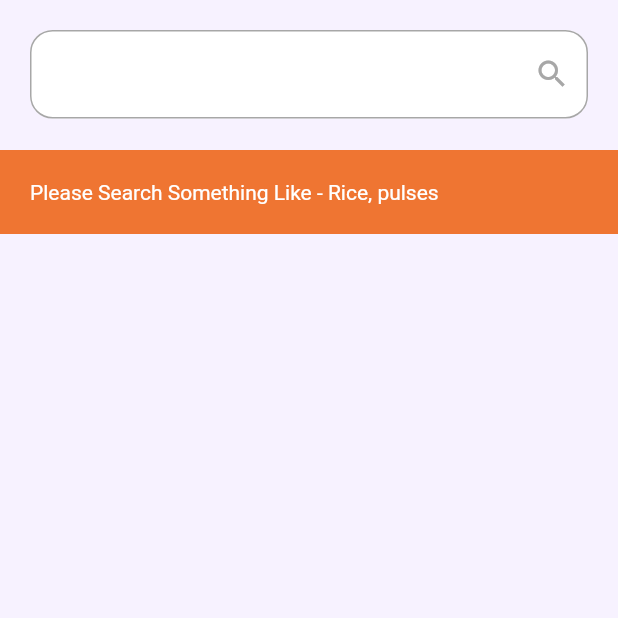
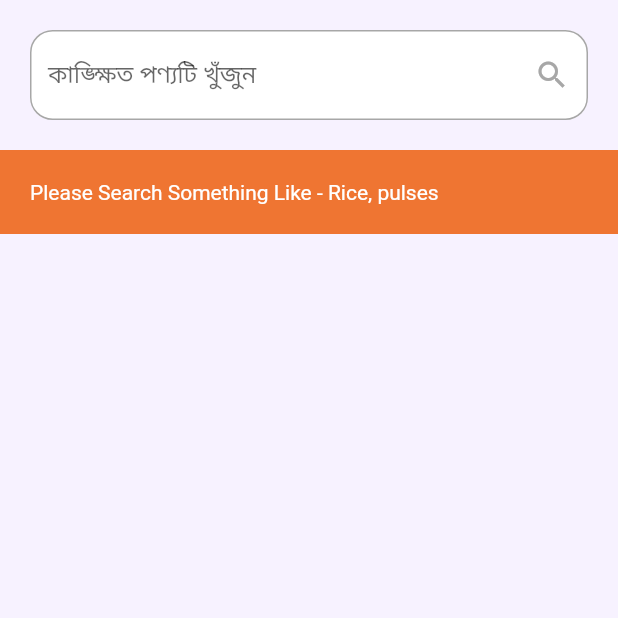
Before and after one commit to ArmanKT/arm-product-search, a Flutter app: the screen it shows after launch, on a phone screen of 412 x 824 dp, the top half of it. Run offline on Flutter 3.47's test engine with Material 2 defaults, Android fonts, the phone set to English and light mode, and no system bars; our stand-ins replace equatable, flutter_bloc.

Commit message:
Paggination Added

```diff
--- a/lib/app/bloc/products/products_state.dart
+++ b/lib/app/bloc/products/products_state.dart
@@ -14,8 +14,11 @@ class ProductFetchLoading extends ProductsState {}
 class ProductFetchLoaded extends ProductsState {
   final List<SearchProductModel> postList;
 
+  final List? pagination;
+
   const ProductFetchLoaded({
     required this.postList,
+     this.pagination,
   });
 
   @override
--- a/lib/app/views/SearchPageView.dart
+++ b/lib/app/views/SearchPageView.dart
@@ -1,5 +1,6 @@
 import 'package:arm_product/app/bloc/products/products_cubit.dart';
 import 'package:arm_product/app/models/SearchProductModel.dart';
+import 'package:flutter/foundation.dart';
 import 'package:flutter/material.dart';
 import 'package:flutter_bloc/flutter_bloc.dart';
 
@@ -31,7 +32,11 @@ class _SearchPageViewState extends State<SearchPageView> {
                   padding: const EdgeInsets.all(20.0),
                   child: TextField(
                     controller: searchValueController,
-                    decoration: const InputDecoration(
+
+
+                     decoration: const InputDecoration(
+
+                      hintText: 'কাঙ্ক্ষিত পণ্যটি খুঁজুন',
                       filled: true,
                       fillColor: Colors.white,
                       suffixIcon: Icon(
@@ -51,13 +56,14 @@ class _SearchPageViewState extends State<SearchPageView> {
                       // context.debugDoingBuild
 
                       context.read<ProductsCubit>().fetchProductApi(
-                          searchData: searchValueController.text);
+                          url: '', searchData: searchValueController.text);
+
+                          FocusScope.of(context).unfocus();
                     },
                   ),
                 ),
               ),
               Expanded(
-                flex: 1,
                 child: BlocBuilder<ProductsCubit, ProductsState>(
                   builder: (context, state) {
                     if (state is ProductFetchInitial) {
@@ -123,6 +129,58 @@ class _SearchPageViewState extends State<SearchPageView> {
                   },
                 ),
               ),
+              BlocBuilder<ProductsCubit, ProductsState>(
+                builder: (context, state) {
+                  if (state is ProductFetchLoaded) {
+                    return Padding(
+                      padding: const EdgeInsets.only(left: 10, right: 10),
+                      child: Row(
+                        mainAxisAlignment: MainAxisAlignment.spaceBetween,
+                        children: [
+                          ElevatedButton(
+                            style: ElevatedButton.styleFrom(
+                                backgroundColor: APP_PRIMARY_COLOR_2,
+                                disabledForegroundColor: APP_PRIMARY_COLOR_2),
+                            onPressed: state.pagination![1] == 'null'
+                                ? null
+                                : () {
+                                    if (state.pagination![1] != 'null') {
+                                      context
+                                          .read<ProductsCubit>()
+                                          .fetchProductApi(
+                                              searchData:
+                                                  searchValueController.text,
+                                              url: state.pagination![1]);
+                                    }
+                                  },
+                            child: const Text('Previous'),
+                          ),
+                          // Text('${state.pagination}'),
+                          ElevatedButton(
+                            style: ElevatedButton.styleFrom(
+                                backgroundColor: APP_PRIMARY_COLOR_2,
+                                disabledForegroundColor: APP_PRIMARY_COLOR_2),
+                            onPressed: state.pagination![0] == 'null'
+                                ? null
+                                : () {
+                                    if (state.pagination![0] != 'null') {
+                                      context
+                                          .read<ProductsCubit>()
+                                          .fetchProductApi(
+                                              searchData:
+                                                  searchValueController.text,
+                                              url: state.pagination![0]);
+                                    }
+                                  },
+                            child: const Text('Next'),
+                          ),
+                        ],
+                      ),
+                    );
+                  }
+                  return const SizedBox.shrink();
+                },
+              )
             ],
           ),
         ),
```
Also changed, not shown: lib/app/bloc/products/products_cubit.dart (+10 -8 lines), lib/app/services/api_service.dart (+8 -3 lines).
